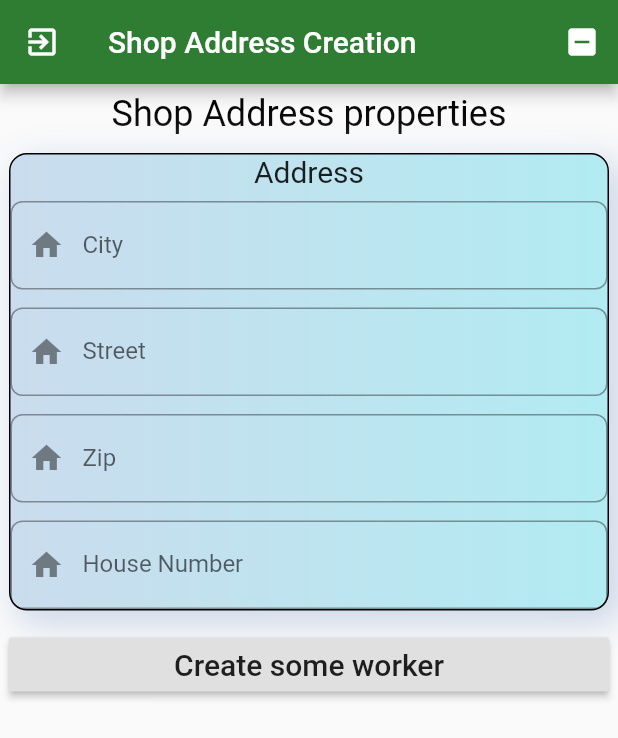
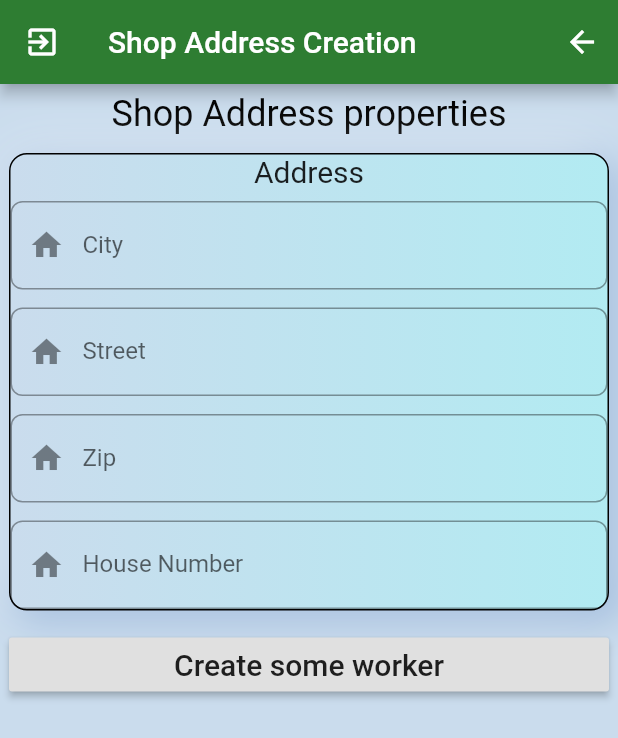
Before and after one commit to MatrixWeber/ShopOrganizerDDD, a Flutter app: the ShopAddressCreationPage screen opened by its route, on a phone screen of 412 x 824 dp. Shown: the top 738 px of the screen. Run offline on Flutter 3.47's test engine with Material 2 defaults, Android fonts, the phone set to English and light mode, and no system bars; our stand-ins replace auto_route, bloc, cloud_firestore, dartz, firebase_auth, firebase_core and 13 more; accounts and stored records are empty; generated files the repository leaves out were written again.

Commit message:
shop picture

```diff
--- a/lib/application/shops/shop_form/shop_form_bloc.dart
+++ b/lib/application/shops/shop_form/shop_form_bloc.dart
@@ -134,6 +134,12 @@ class ShopFormBloc extends Bloc<ShopFormEvent, ShopFormState> {
           saveFailureOrSuccessOption: none(),
         );
       },
+      shopChanged: (e) async* {
+        yield state.copyWith(
+          shop: e.shop,
+          saveFailureOrSuccessOption: none(),
+        );
+      },
       // workingHoursChanged: (e) async* {
       //   yield state.copyWith(
       //     shop: state.shop.copyWith(
--- a/lib/application/shops/shop_form/shop_form_event.dart
+++ b/lib/application/shops/shop_form/shop_form_event.dart
@@ -25,4 +25,5 @@ abstract class ShopFormEvent with _$ShopFormEvent {
   // const factory ShopFormEvent.workingHoursChanged(
   //     KtList<ShopWorkingHoursPrimitive> workingHours) = WorkingHoursChanged;
   const factory ShopFormEvent.saved() = Saved;
+  const factory ShopFormEvent.shopChanged(Shop shop) = ShopChanged;
 }
--- a/lib/domain/shops/shop.dart
+++ b/lib/domain/shops/shop.dart
@@ -46,7 +46,7 @@ abstract class Shop implements _$Shop {
         email: EmailAddress('cab@bla.de'),
         phoneNumber: PhoneNumber('+496754678675'),
         numberOfWorkers: NumberOfWorkers(2),
-        imageUrl: ImageUrl('e'),
+        imageUrl: ImageUrl(''),
         category: ShopCategory('f'),
         address: Address.test(),
         openingDays: WeekList<bool>(emptyList()),
--- a/lib/presentation/shops/shop_creation/shop_address_creation_page.dart
+++ b/lib/presentation/shops/shop_creation/shop_address_creation_page.dart
@@ -1,5 +1,6 @@
 import 'package:auto_route/auto_route.dart';
 import 'package:firebase_ddd_tutorial/application/shops/shop_form/shop_form_bloc.dart';
+import 'package:firebase_ddd_tutorial/domain/core/decoration.dart';
 import 'package:firebase_ddd_tutorial/domain/shops/shop.dart';
 import 'package:flutter/material.dart';
 import 'package:flutter_bloc/flutter_bloc.dart';
@@ -10,6 +11,10 @@ import '../../routes/router.gr.dart';
 import 'widgets/shop_address_creation_form.dart';
 
 class ShopAddressCreationPage extends StatelessWidget {
+  final Shop shop;
+
+  const ShopAddressCreationPage({Key key, this.shop}) : super(key: key);
+
   @override
   Widget build(BuildContext context) {
     return BlocProvider<ShopFormBloc>(
@@ -22,6 +27,7 @@ class ShopAddressCreationPage extends StatelessWidget {
                 orElse: () {});
           },
           child: Scaffold(
+            backgroundColor: primaryColor,
             appBar: AppBar(
               title: const Text('Shop Address Creation'),
               leading: IconButton(
@@ -35,11 +41,14 @@ class ShopAddressCreationPage extends StatelessWidget {
               ),
               actions: <Widget>[
                 IconButton(
-                    icon: const Icon(Icons.indeterminate_check_box),
-                    onPressed: () {})
+                  icon: const Icon(Icons.arrow_back),
+                  onPressed: () {
+                    ExtendedNavigator.of(context).pop();
+                  },
+                ),
               ],
             ),
-            body: ShopAddressCreationForm(),
+            body: ShopAddressCreationForm(shop: shop),
           ),
         ));
   }
--- a/lib/presentation/shops/shop_creation/shop_creation_page.dart
+++ b/lib/presentation/shops/shop_creation/shop_creation_page.dart
@@ -4,7 +4,6 @@ import 'package:firebase_ddd_tutorial/application/core/image_picker/image_picker
 import 'package:firebase_ddd_tutorial/application/shops/shop_form/shop_form_bloc.dart';
 import 'package:firebase_ddd_tutorial/application/shops/shop_widget/shop_widget_bloc.dart';
 import 'package:firebase_ddd_tutorial/application/worker/worker_image_handler/worker_image_handler_bloc.dart';
-import 'package:firebase_ddd_tutorial/application/worker/worker_widget/worker_widget_bloc.dart';
 import 'package:firebase_ddd_tutorial/domain/core/decoration.dart';
 import 'package:firebase_ddd_tutorial/presentation/shops/shop_creation/widgets/shop_creation_form.dart';
 import 'package:flutter/material.dart';
```
Also changed, not shown: lib/presentation/shops/shop_creation/widgets/shop_address_creation_form.dart (+8 -24 lines), lib/presentation/shops/shop_creation/widgets/shop_creation_form.dart (+21 -2 lines), lib/presentation/shops/shop_overview/widgets/shop_card_widget.dart (+22 -48 lines), lib/application/shops/shop_form/shop_form_bloc.freezed.dart, lib/presentation/routes/router.gr.dart, 2 other files.
